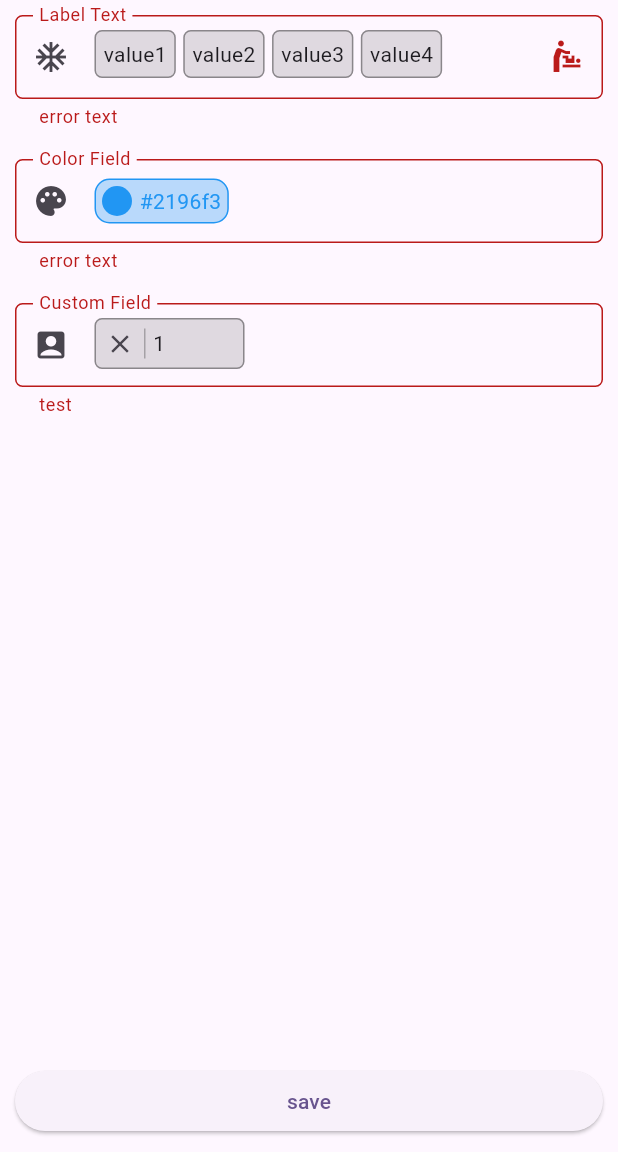
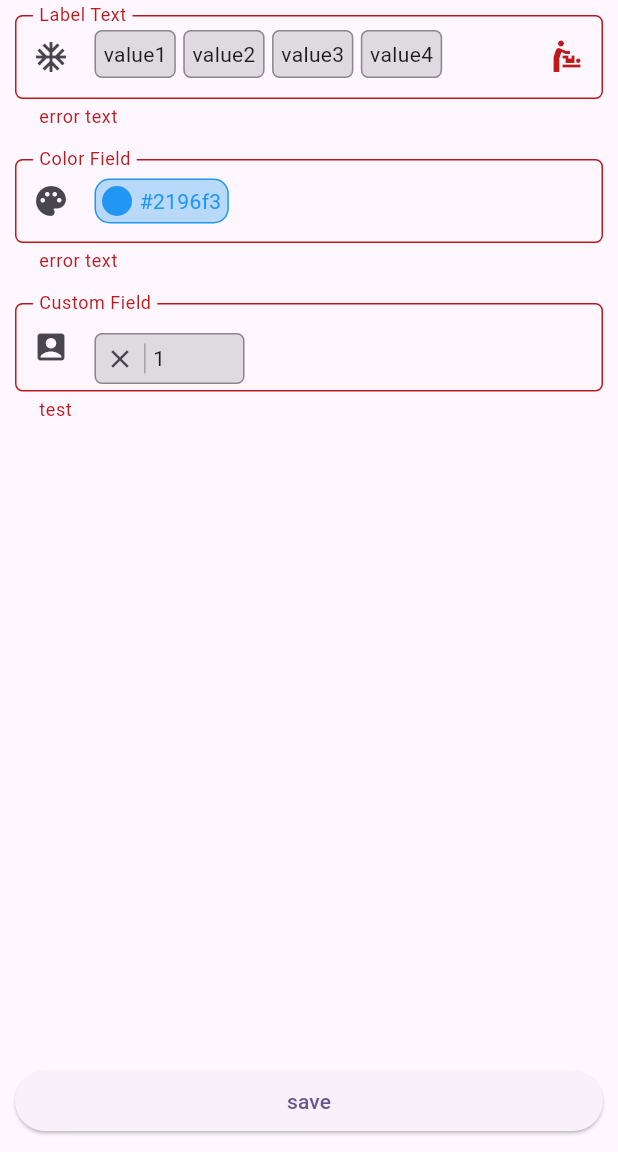
Before and after one commit to semutKecil/any_field, a Flutter app: the screen it shows after launch, on a phone screen of 412 x 824 dp, the part 84-1236 px from its top. Run offline on Flutter 3.47's test engine with Material 3 defaults, Android fonts, the phone set to English and light mode, and no system bars; our stand-ins replace flutter_bloc.

Commit message:
Fix vertical offset when content height maxes out

```diff
--- a/example/lib/main.dart
+++ b/example/lib/main.dart
@@ -181,6 +181,7 @@ class _MyHomePageState extends State<MyHomePage> {
                           prefixIcon: Icon(Icons.account_box),
                         ),
                         maxHeight: 250,
+                        topCompensation: 10,
                         onTap: (value) async {
                           await showDialog(
                             context: context,
--- a/lib/any_field.dart
+++ b/lib/any_field.dart
@@ -402,7 +402,19 @@ class _AnyFieldState<T> extends State<AnyField<T>> {
                                     (widget.leftCompensation ?? 0) +
                                     (widget.rightCompensation ?? 0)),
                             // height: height,
-                            constraints: BoxConstraints(maxHeight: height),
+                            constraints: BoxConstraints(
+                              maxHeight:
+                                  widget.maxHeight != null &&
+                                      height >= widget.maxHeight!
+                                  ? (height -
+                                        (widget.topCompensation ?? 0) -
+                                        (widget.floatingLabelHeightCompensation ??
+                                            0) -
+                                        (widget.herlperHeightCompensation ??
+                                            0) -
+                                        (widget.errorHeightCompensation ?? 0))
+                                  : height,
+                            ),
                             child: Padding(
                               padding: widget.displayPadding,
                               child:
--- a/pubspec.yaml
+++ b/pubspec.yaml
@@ -1,6 +1,6 @@
 name: any_field
 description: "A flexible Flutter input field widget that can display arbitrary content while maintaining the look and feel of a TextField."
-version: 0.0.6
+version: 0.0.7
 homepage: "https://github.com/semutKecil/any_field"
 topics:
   - custom-field
```
Also changed, not shown: 1 other file.
